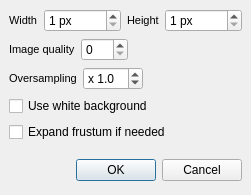
Qt form QGLViewer/ImageInterface.Qt4.ui (GillesDebunne/libQGLViewer) before a commit.
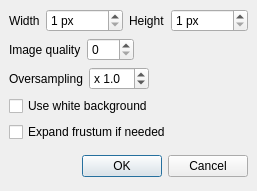
The same form after that commit. Icons and pictures are not drawn.

What changed in the file:
```diff
--- a/QGLViewer/ImageInterface.Qt4.ui
+++ b/QGLViewer/ImageInterface.Qt4.ui
@@ -8,8 +8,8 @@
    <rect>
     <x>0</x>
     <y>0</y>
-    <width>238</width>
-    <height>195</height>
+    <width>235</width>
+    <height>191</height>
    </rect>
   </property>
   <property name="windowTitle" >
@@ -36,7 +36,7 @@
      <item>
       <widget class="QLabel" name="label_2" >
        <property name="text" >
-        <string>&lt;html>&lt;head>&lt;meta name=&quot;qrichtext&quot; content=&quot;1&quot; />&lt;/head>&lt;body style=&quot; white-space: pre-wrap; font-family:MS Shell Dlg; font-size:8.25pt; font-weight:400; font-style:normal; text-decoration:none;&quot;>&lt;p style=&quot; margin-top:0px; margin-bottom:0px; margin-left:0px; margin-right:0px; -qt-block-indent:0; text-indent:0px;&quot;>&lt;span style=&quot; font-size:8pt;&quot;>Width&lt;/span>&lt;/p>&lt;/body>&lt;/html></string>
+        <string>Width</string>
        </property>
       </widget>
      </item>
@@ -72,7 +72,7 @@
      <item>
       <widget class="QLabel" name="label_3" >
        <property name="text" >
-        <string>&lt;html>&lt;head>&lt;meta name=&quot;qrichtext&quot; content=&quot;1&quot; />&lt;/head>&lt;body style=&quot; white-space: pre-wrap; font-family:MS Shell Dlg; font-size:8.25pt; font-weight:400; font-style:normal; text-decoration:none;&quot;>&lt;p style=&quot; margin-top:0px; margin-bottom:0px; margin-left:0px; margin-right:0px; -qt-block-indent:0; text-indent:0px; font-size:8pt;&quot;>Height&lt;/p>&lt;/body>&lt;/html></string>
+        <string>Height</string>
        </property>
       </widget>
      </item>
@@ -105,7 +105,7 @@
      <item>
       <widget class="QLabel" name="label_4" >
        <property name="text" >
-        <string>&lt;html>&lt;head>&lt;meta name=&quot;qrichtext&quot; content=&quot;1&quot; />&lt;/head>&lt;body style=&quot; white-space: pre-wrap; font-family:MS Shell Dlg; font-size:8.25pt; font-weight:400; font-style:normal; text-decoration:none;&quot;>&lt;p style=&quot; margin-top:0px; margin-bottom:0px; margin-left:0px; margin-right:0px; -qt-block-indent:0; text-indent:0px; font-size:8pt;&quot;>Image quality&lt;/p>&lt;/body>&lt;/html></string>
+        <string>Image quality</string>
        </property>
       </widget>
      </item>
@@ -148,7 +148,7 @@
      <item>
       <widget class="QLabel" name="label" >
        <property name="text" >
-        <string>&lt;html>&lt;head>&lt;meta name=&quot;qrichtext&quot; content=&quot;1&quot; />&lt;/head>&lt;body style=&quot; white-space: pre-wrap; font-family:MS Shell Dlg; font-size:8.25pt; font-weight:400; font-style:normal; text-decoration:none;&quot;>&lt;p style=&quot; margin-top:0px; margin-bottom:0px; margin-left:0px; margin-right:0px; -qt-block-indent:0; text-indent:0px; font-size:8pt;&quot;>Oversampling&lt;/p>&lt;/body>&lt;/html></string>
+        <string>Oversampling</string>
        </property>
       </widget>
      </item>
@@ -163,17 +163,17 @@
        <property name="decimals" >
         <number>1</number>
        </property>
-       <property name="maximum" >
-        <double>64</double>
-       </property>
        <property name="minimum" >
-        <double>0.1</double>
+        <double>0.100000000000000</double>
+       </property>
+       <property name="maximum" >
+        <double>64.000000000000000</double>
        </property>
        <property name="singleStep" >
         <double>1</double>
        </property>
        <property name="value" >
-        <double>1</double>
+        <double>1.000000000000000</double>
        </property>
       </widget>
      </item>
```
Left out of the diff: 99 changed lines with no effect on the pictures.
